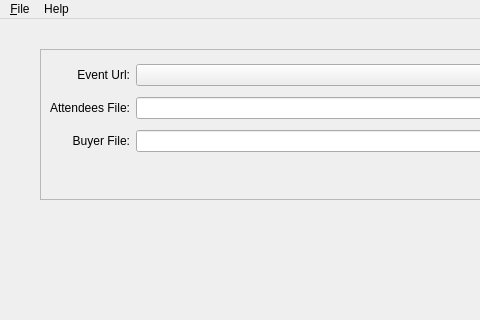
Above: mass_signup.ui from boscokclau/mass_signup before the change; both pictures show x 0 to 480 and y 0 to 320 of the 993 by 691 pixel window. Below: the same form after it.
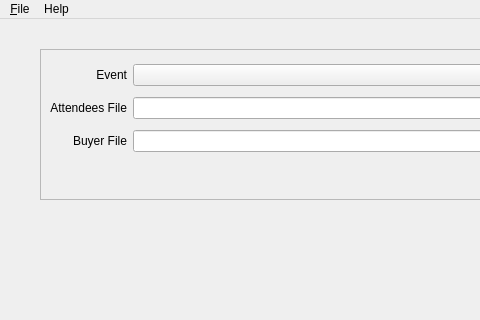
That is the form after the change.

Commit message: Implemented command line options for debugging, so debugging/dev sessions will use the test site instead of the live OLMV site. This includes running the appliation with browser headless on/off and process_all_by.

```diff
--- a/mass_signup.ui
+++ b/mass_signup.ui
@@ -39,7 +39,7 @@
      <item row="2" column="0">
       <widget class="QLabel" name="lblLoadAttendees">
        <property name="text">
-        <string>Attendees File:</string>
+        <string>Attendees File</string>
        </property>
        <property name="alignment">
         <set>Qt::AlignRight|Qt::AlignTrailing|Qt::AlignVCenter</set>
@@ -63,7 +63,7 @@
      <item row="3" column="0">
       <widget class="QLabel" name="lblLoadBuyer">
        <property name="text">
-        <string>Buyer File:</string>
+        <string>Buyer File</string>
        </property>
        <property name="alignment">
         <set>Qt::AlignRight|Qt::AlignTrailing|Qt::AlignVCenter</set>
@@ -73,7 +73,7 @@
      <item row="0" column="0">
       <widget class="QLabel" name="lblEventUrl">
        <property name="text">
-        <string>Event Url:</string>
+        <string>Event</string>
        </property>
        <property name="alignment">
         <set>Qt::AlignRight|Qt::AlignTrailing|Qt::AlignVCenter</set>
```
Left out of the diff: 2 changed lines with no effect on the pictures. The commit also changes 2 other files.
